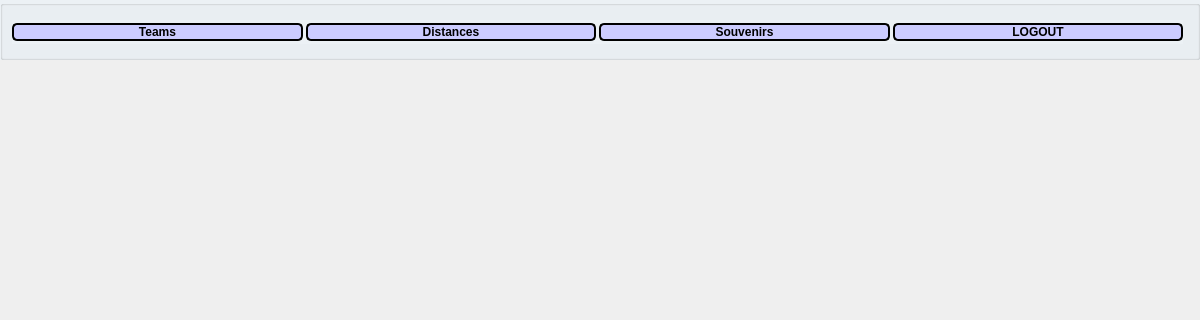
Above: CS1D-Basketball-master/Basketball/admin.ui from moetaei/CS1D-Basketball before the change; both pictures show x 0 to 1200 and y 0 to 320 of the 1200 by 700 pixel window. Below: the same form after it.
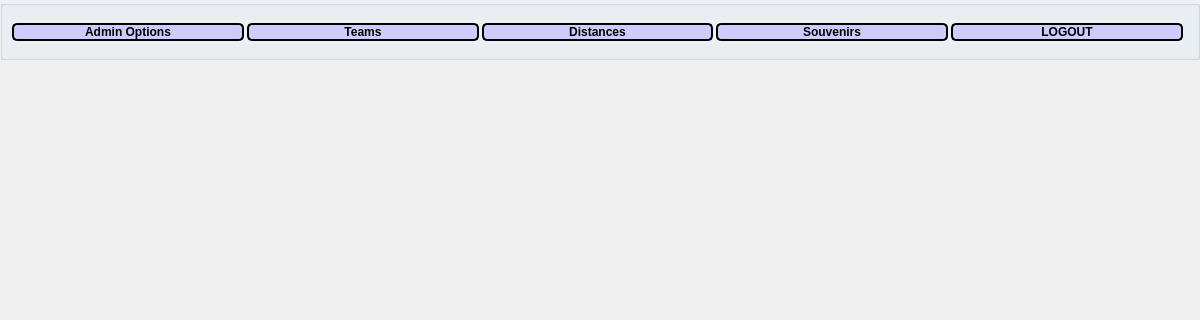
That is the form after the change.

Patch:
```diff
--- a/CS1D-Basketball-master/Basketball/admin.ui
+++ b/CS1D-Basketball-master/Basketball/admin.ui
@@ -38,10 +38,37 @@
       <height>24</height>
      </rect>
     </property>
-    <layout class="QHBoxLayout" name="horizontalLayout" stretch="0,0,0,0">
+    <layout class="QHBoxLayout" name="horizontalLayout" stretch="0,0,0,0,0">
      <property name="spacing">
       <number>3</number>
      </property>
+     <item>
+      <widget class="QPushButton" name="adminButton">
+       <property name="maximumSize">
+        <size>
+         <width>16777215</width>
+         <height>16777215</height>
+        </size>
+       </property>
+       <property name="font">
+        <font>
+         <pointsize>9</pointsize>
+         <weight>75</weight>
+         <bold>true</bold>
+        </font>
+       </property>
+       <property name="styleSheet">
+        <string notr="true">background-color:#ccccff;
+border-style: solid;
+border-color: black;
+border-width: 2px;
+border-radius: 5px;</string>
+       </property>
+       <property name="text">
+        <string>Admin Options</string>
+       </property>
+      </widget>
+     </item>
      <item>
       <widget class="QPushButton" name="teamButton">
        <property name="maximumSize">
```
